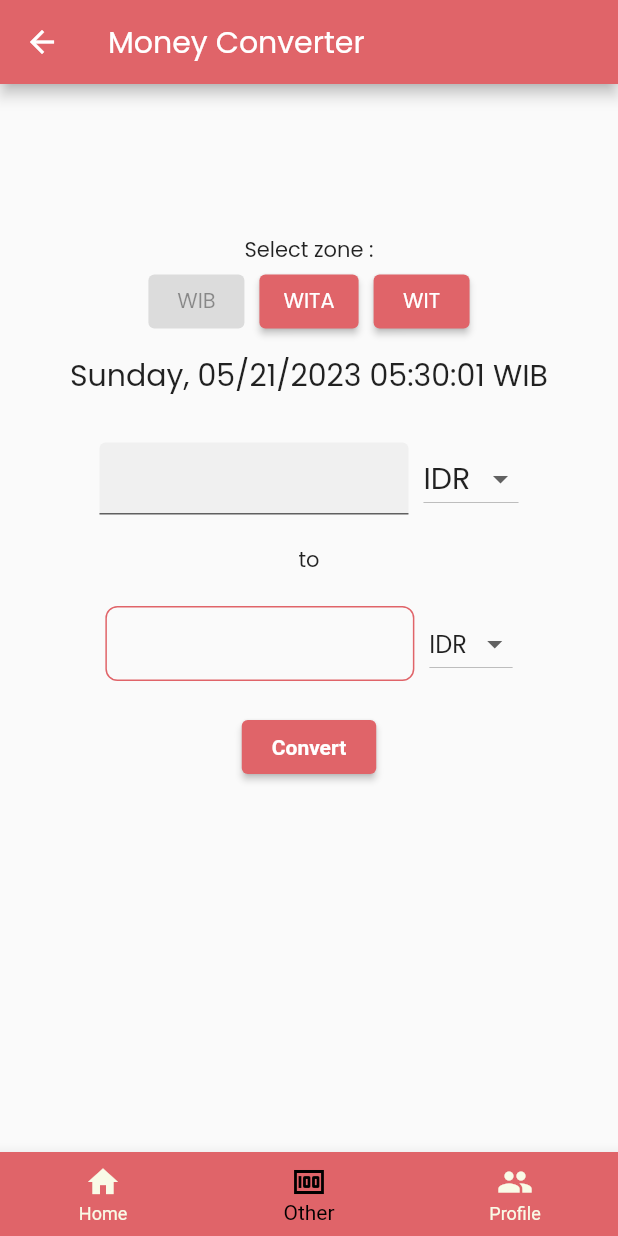
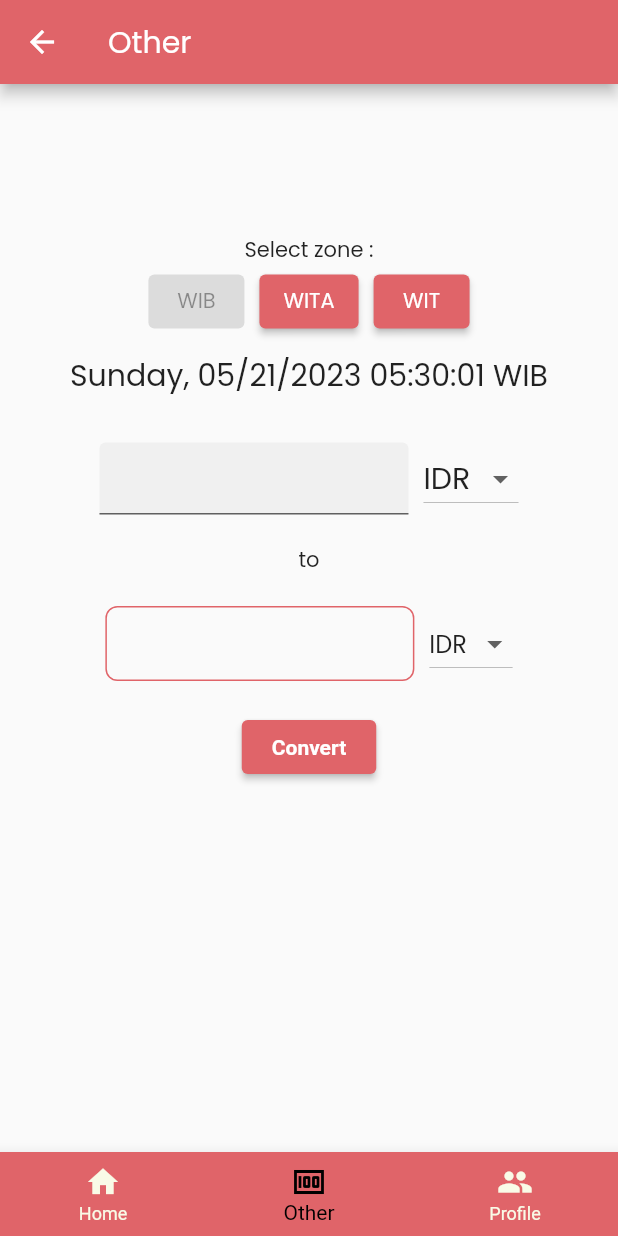
Before and after one commit to aaafrien/FinalProject_TPM, a Flutter app: the Navbar screen opened by its route, item 2 of the bottom bar chosen, on a phone screen of 412 x 824 dp. Run offline on Flutter 3.47's test engine with Material 2 defaults, Android fonts, the phone set to English and light mode, and no system bars; our stand-ins replace shared_preferences, sqflite; accounts and stored records are empty; network calls fail.

Commit message:
hampir bgt selesai

```diff
--- a/lib/components/navbar.dart
+++ b/lib/components/navbar.dart
@@ -1,5 +1,5 @@
 import 'package:finalproject/components/palettes.dart';
-import 'package:finalproject/pages/convertmoney.dart';
+import 'package:finalproject/pages/other.dart';
 import 'package:finalproject/pages/homepage.dart';
 import 'package:finalproject/pages/profile.dart';
 import 'package:flutter/material.dart';
@@ -13,7 +13,7 @@ class Navbar extends StatefulWidget {
 
 class _NavbarState extends State<Navbar> {
   int _selectedIndex = 0;
-  List pages = [Homepage(), MoneyConverter(), ProfilePage()];
+  List pages = [Homepage(), Other(), ProfilePage()];
 
   void _onItemTapped(int index) {
     setState(() {
--- a/lib/pages/detailcat.dart
+++ b/lib/pages/detailcat.dart
@@ -1,5 +1,5 @@
 import 'package:finalproject/components/palettes.dart';
-import 'package:finalproject/data/cats.dart';
+import 'package:finalproject/model/cats.dart';
 import 'package:flutter/material.dart';
 
 class DetailCat extends StatefulWidget {
--- a/lib/pages/homepage.dart
+++ b/lib/pages/homepage.dart
@@ -1,6 +1,6 @@
 import 'package:finalproject/components/palettes.dart';
 import 'package:finalproject/pages/detailcat.dart';
-import 'package:finalproject/services/base_network.dart';
+import 'package:finalproject/service/base_network.dart';
 import 'package:flutter/material.dart';
 import 'package:shared_preferences/shared_preferences.dart';
 
--- a/lib/pages/login.dart
+++ b/lib/pages/login.dart
@@ -1,7 +1,6 @@
-import 'package:finalproject/components/navbar.dart';
 import 'package:finalproject/components/palettes.dart';
-import 'package:finalproject/data/user_database_helper.dart';
 import 'package:finalproject/pages/register.dart';
+import 'package:finalproject/service/user_database_helper.dart';
 import 'package:flutter/material.dart';
 import 'package:shared_preferences/shared_preferences.dart';
 
--- a/lib/pages/convertmoney.dart
+++ b/lib/pages/other.dart
@@ -3,14 +3,14 @@ import 'package:flutter/material.dart';
 import 'package:intl/intl.dart';
 import 'dart:async';
 
-class MoneyConverter extends StatefulWidget {
-  const MoneyConverter({Key? key}) : super(key: key);
+class Other extends StatefulWidget {
+  const Other({Key? key}) : super(key: key);
 
   @override
-  State<MoneyConverter> createState() => _MoneyConverterState();
+  State<Other> createState() => _OtherState();
 }
 
-class _MoneyConverterState extends State<MoneyConverter> {
+class _OtherState extends State<Other> {
   late double input;
   late double output;
   late String currencyInput;
@@ -124,7 +124,7 @@ class _MoneyConverterState extends State<MoneyConverter> {
   @override
   Widget build(BuildContext context) {
     return Scaffold(
-      appBar: AppBar(title: Text('Money Converter')),
+      appBar: AppBar(title: Text('Other')),
       body: SingleChildScrollView(
         padding: EdgeInsets.only(top: 100),
         child: Column(
--- a/lib/pages/profile.dart
+++ b/lib/pages/profile.dart
@@ -1,6 +1,6 @@
 import 'package:finalproject/components/palettes.dart';
-import 'package:finalproject/data/user_database_helper.dart';
 import 'package:finalproject/model/user.dart';
+import 'package:finalproject/service/user_database_helper.dart';
 import 'package:flutter/material.dart';
 import 'package:shared_preferences/shared_preferences.dart';
 
--- a/lib/pages/register.dart
+++ b/lib/pages/register.dart
@@ -1,7 +1,7 @@
 import 'package:finalproject/components/palettes.dart';
-import 'package:finalproject/data/user_database_helper.dart';
 import 'package:finalproject/model/user.dart';
 import 'package:finalproject/pages/login.dart';
+import 'package:finalproject/service/user_database_helper.dart';
 import 'package:flutter/material.dart';
 
 class RegisterPage extends StatefulWidget {
--- a/lib/routes/route.dart
+++ b/lib/routes/route.dart
@@ -1,5 +1,5 @@
 import 'package:finalproject/components/navbar.dart';
-import 'package:finalproject/pages/convertmoney.dart';
+import 'package:finalproject/pages/other.dart';
 import 'package:finalproject/pages/homepage.dart';
 import 'package:finalproject/pages/login.dart';
 import 'package:finalproject/pages/register.dart';
@@ -22,7 +22,7 @@ class RouterGenerator {
         return MaterialPageRoute(builder: (_) => Navbar());
 
       case RouterName.other:
-        return MaterialPageRoute(builder: (_) => MoneyConverter());
+        return MaterialPageRoute(builder: (_) => Other());
 
       default:
         return _errorRoute();
--- a/lib/services/base_network.dart
+++ b/lib/service/base_network.dart
@@ -1,5 +1,5 @@
 import 'dart:convert';
-import 'package:finalproject/data/cats.dart';
+import 'package:finalproject/model/cats.dart';
 import 'package:http/http.dart' as http;
 
 class BaseNetwork {
--- a/lib/data/user_database_helper.dart
+++ b/lib/service/user_database_helper.dart
@@ -1,7 +1,7 @@
 import 'dart:convert';
 import 'package:crypto/crypto.dart';
-import 'package:finalproject/data/database_helper.dart';
 import 'package:finalproject/model/user.dart';
+import 'package:finalproject/service/database_helper.dart';
 
 class userDatabaseHelper {
   static String tableName = 'User';
@@ -13,8 +13,8 @@ class userDatabaseHelper {
     var digest = sha1.convert(key);
     user.password = digest.toString();
 
-    List<Map> list = await db!.query('$tableName',
-        where: 'username = ?', whereArgs: [username]);
+    List<Map> list = await db!
+        .query('$tableName', where: 'username = ?', whereArgs: [username]);
 
     if (list.isEmpty) {
       await db.insert(tableName, user.toMap());
```
Also changed, not shown: lib/pages/favorite.dart (deleted, +0 -15 lines), lib/pages/favorites.dart (deleted, +0 -10 lines), lib/model/cats.dart (renamed from lib/data/cats.dart), lib/service/database_helper.dart (renamed from lib/data/database_helper.dart).
